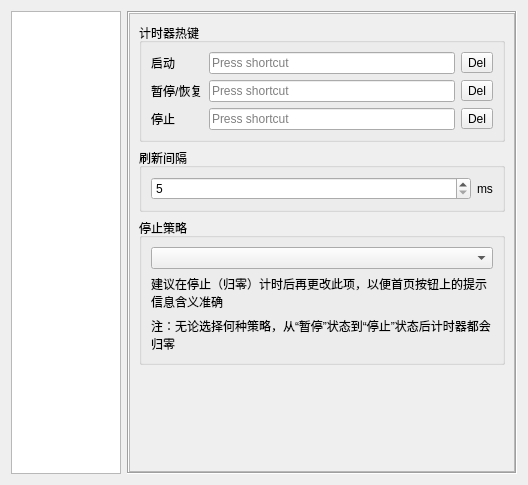
SkyD666/Act3SpeedrunTool, file Act3SpeedrunTool/SettingDialog.ui: the form before one commit.
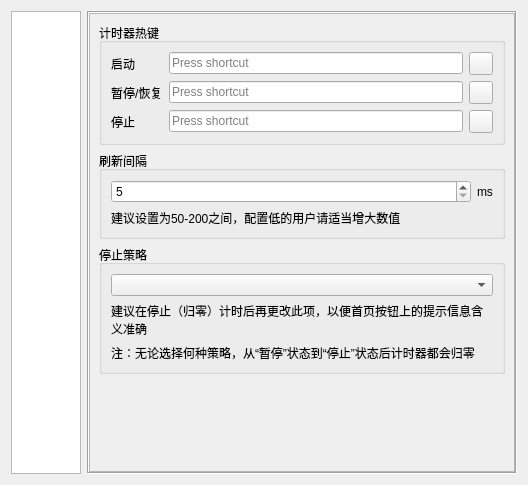
The form after the commit. The open tabs and pages were chosen to show the change. Icons and pictures are not drawn.

```diff
--- a/Act3SpeedrunTool/SettingDialog.ui
+++ b/Act3SpeedrunTool/SettingDialog.ui
@@ -16,18 +16,18 @@
   <layout class="QHBoxLayout" name="horizontalLayout">
    <item>
     <widget class="QListWidget" name="lwPage">
-     <property name="sizePolicy">
-      <sizepolicy hsizetype="Fixed" vsizetype="Expanding">
-       <horstretch>0</horstretch>
-       <verstretch>0</verstretch>
-      </sizepolicy>
-     </property>
      <property name="maximumSize">
       <size>
        <width>110</width>
        <height>16777215</height>
       </size>
      </property>
+     <property name="iconSize">
+      <size>
+       <width>32</width>
+       <height>32</height>
+      </size>
+     </property>
     </widget>
    </item>
    <item>
@@ -961,7 +961,7 @@
            <rect>
             <x>0</x>
             <y>0</y>
-            <width>388</width>
+            <width>428</width>
             <height>461</height>
            </rect>
           </property>
@@ -987,8 +987,9 @@
               </item>
               <item row="0" column="2">
                <widget class="QToolButton" name="tbClearStartTimerHotkeyEdit">
-                <property name="text">
-                 <string>Del</string>
+                <property name="icon">
+                 <iconset resource="resource.qrc">
+                  <normaloff>:/image/ic_cancel.ico</normaloff>:/image/ic_cancel.ico</iconset>
                 </property>
                </widget>
               </item>
@@ -1001,8 +1002,9 @@
               </item>
               <item row="2" column="2">
                <widget class="QToolButton" name="tbClearStopTimerHotkeyEdit">
-                <property name="text">
-                 <string>Del</string>
+                <property name="icon">
+                 <iconset resource="resource.qrc">
+                  <normaloff>:/image/ic_cancel.ico</normaloff>:/image/ic_cancel.ico</iconset>
                 </property>
                </widget>
               </item>
@@ -1018,8 +1020,9 @@
               </item>
               <item row="1" column="2">
                <widget class="QToolButton" name="tbClearPauseTimerHotkeyEdit">
-                <property name="text">
-                 <string>Del</string>
+                <property name="icon">
+                 <iconset resource="resource.qrc">
+                  <normaloff>:/image/ic_cancel.ico</normaloff>:/image/ic_cancel.ico</iconset>
                 </property>
                </widget>
               </item>
@@ -1031,7 +1034,9 @@
              <property name="title">
               <string>刷新间隔</string>
              </property>
-             <layout class="QHBoxLayout" name="horizontalLayout_20">
+             <layout class="QVBoxLayout" name="verticalLayout_25">
+              <item>
+               <layout class="QHBoxLayout" name="_20">
               <item>
                <widget class="QSpinBox" name="sbTimerUpdateInterval">
                 <property name="toolTip">
@@ -1059,6 +1064,15 @@
                </widget>
               </item>
              </layout>
+              </item>
+              <item>
+               <widget class="QLabel" name="label_33">
+                <property name="text">
+                 <string>建议设置为50-200之间，配置低的用户请适当增大数值</string>
+                </property>
+               </widget>
+              </item>
+             </layout>
             </widget>
            </item>
            <item>
```
Left out of the diff: 113 changed lines with no effect on the pictures. Lines whose indentation alone changed are shown as unchanged.
